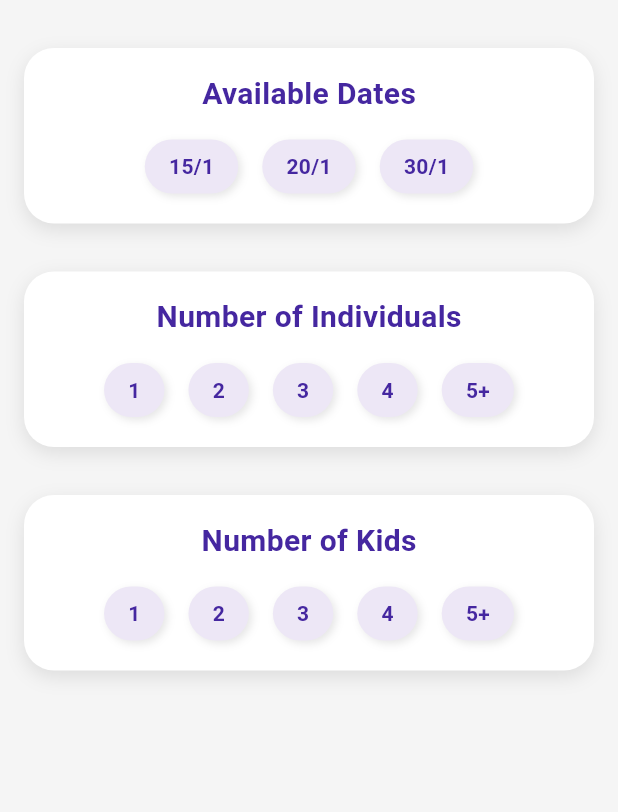
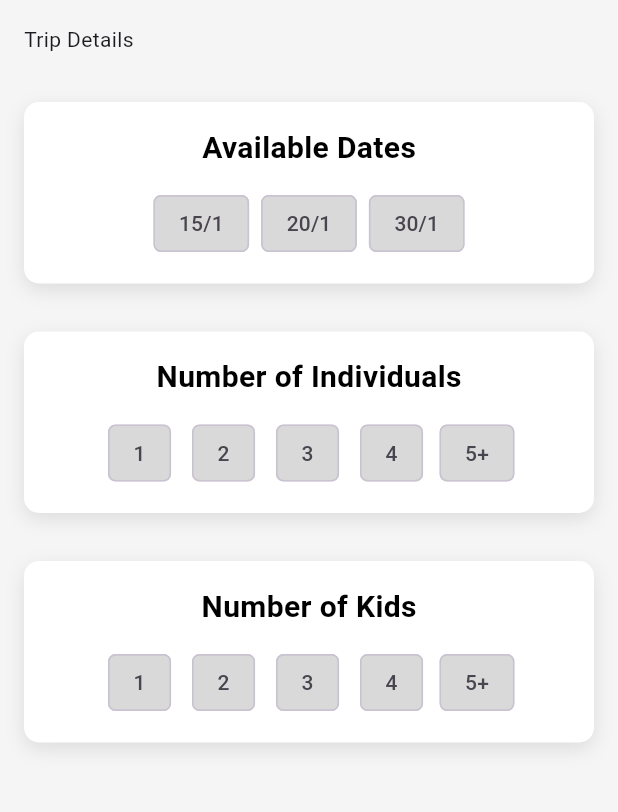
Before and after one commit to HamzaElshennawy/your_global_trip, a Flutter app: the TripDetailsPage screen opened directly, on a phone screen of 412 x 824 dp, the part 84-896 px from its top. Run offline on Flutter 3.47's test engine with Material 3 defaults, Android fonts, the light colour scheme and no system bars.

Commit message:
Fix design issues while in small screen. change the colors on the trip details page to match design on figma added the ability to select choice on the trip details page

```diff
--- a/lib/pages/trip_details_page.dart
+++ b/lib/pages/trip_details_page.dart
@@ -1,8 +1,17 @@
 import 'package:flutter/material.dart';
 import 'package:your_global_trip/tiles/custom_appbar.dart';
 
-class TripDetailsPage extends StatelessWidget {
+class TripDetailsPage extends StatefulWidget {
   const TripDetailsPage({super.key});
+
+  @override
+  _TripDetailsPageState createState() => _TripDetailsPageState();
+}
+
+class _TripDetailsPageState extends State<TripDetailsPage> {
+  String? _selectedDate;
+  String? _selectedIndividuals;
+  String? _selectedKids;
 
   @override
   Widget build(BuildContext context) {
@@ -12,40 +21,74 @@ class TripDetailsPage extends StatelessWidget {
       ),
       backgroundColor: Colors.grey[100],
       body: SingleChildScrollView(
-        padding: const EdgeInsets.only(left: 16.0, right: 16, bottom: 16),
+        padding: const EdgeInsets.symmetric(horizontal: 16.0, vertical: 16.0),
         child: Column(
           crossAxisAlignment: CrossAxisAlignment.start,
           children: [
-            AnimatedHeader(),
-            SizedBox(height: 24),
+            const AnimatedHeader(),
+            const SizedBox(height: 24),
             AnimatedSectionCard(
               title: 'Available Dates',
               delay: 200,
-              children: _buildChips(['15/1', '20/1', '30/1']),
+              children: _buildChoiceChips(
+                  ['15/1', '20/1', '30/1'], _selectedDate, (value) {
+                setState(() {
+                  _selectedDate = value;
+                });
+              }),
             ),
-            SizedBox(height: 16),
+            const SizedBox(height: 16),
             AnimatedSectionCard(
               title: 'Number of Individuals',
               delay: 400,
-              children: _buildChips(['1', '2', '3', '4', '5+']),
+              children: _buildChoiceChips(
+                  ['1', '2', '3', '4', '5+'], _selectedIndividuals, (value) {
+                setState(() {
+                  _selectedIndividuals = value;
+                });
+              }),
             ),
-            SizedBox(height: 16),
+            const SizedBox(height: 16),
             AnimatedSectionCard(
               title: 'Number of Kids',
               delay: 600,
-              children: _buildChips(['1', '2', '3', '4', '5+']),
+              children: _buildChoiceChips(
+                  ['1', '2', '3', '4', '5+'], _selectedKids, (value) {
+                setState(() {
+                  _selectedKids = value;
+                });
+              }),
             ),
-            SizedBox(height: 16),
+            const SizedBox(height: 16),
           ],
         ),
       ),
     );
   }
 
-  List<Widget> _buildChips(List<String> items) {
-    return items.map((item) {
-      return AnimatedChip(item: item);
-    }).toList();
+  List<Widget> _buildChoiceChips(
+      List<String> items, String? selectedValue, Function(String) onSelected) {
+    return [
+      Wrap(
+        spacing: 8.0,
+        children: items.map((item) {
+          return ChoiceChip(
+            selectedColor: Colors.orange,
+            backgroundColor: Color(0xFFD9D9D9),
+            elevation: 2,
+            shape:
+                RoundedRectangleBorder(borderRadius: BorderRadius.circular(5)),
+            label: Text(item),
+            selected: selectedValue == item,
+            onSelected: (bool selected) {
+              if (selected) {
+                onSelected(item);
+              }
+            },
+          );
+        }).toList(),
+      ),
+    ];
   }
 }
 
@@ -53,7 +96,6 @@ class AnimatedHeader extends StatefulWidget {
   const AnimatedHeader({super.key});
 
   @override
-  // ignore: library_private_types_in_public_api
   _AnimatedHeaderState createState() => _AnimatedHeaderState();
 }
 
@@ -67,12 +109,12 @@ class _AnimatedHeaderState extends State<AnimatedHeader>
   void initState() {
     super.initState();
     _controller = AnimationController(
-      duration: Duration(milliseconds: 1000),
+      duration: const Duration(milliseconds: 1000),
       vsync: this,
     );
 
     _slideAnimation = Tween<Offset>(
-      begin: Offset(0, 0.5),
+      begin: const Offset(0, 0.5),
       end: Offset.zero,
     ).animate(CurvedAnimation(
       parent: _controller,
@@ -102,9 +144,8 @@ class _AnimatedHeaderState extends State<AnimatedHeader>
       position: _slideAnimation,
       child: FadeTransition(
         opacity: _fadeAnimation,
-        child: Column(
-          crossAxisAlignment: CrossAxisAlignment.start,
-          children: [],
+        child: Text(
+          "Trip Details",
         ),
       ),
     );
@@ -120,7 +161,6 @@ class AnimatedSectionCard extends StatefulWidget {
       {super.key, required this.title, required this.children, this.delay = 0});
 
   @override
-  // ignore: library_private_types_in_public_api
   _AnimatedSectionCardState createState() => _AnimatedSectionCardState();
 }
 
@@ -134,12 +174,12 @@ class _AnimatedSectionCardState extends State<AnimatedSectionCard>
   void initState() {
     super.initState();
     _controller = AnimationController(
-      duration: Duration(milliseconds: 800),
+      duration: const Duration(milliseconds: 800),
       vsync: this,
     );
 
     _slideAnimation = Tween<Offset>(
-      begin: Offset(0, 0.5),
+      begin: const Offset(0, 0.5),
       end: Offset.zero,
     ).animate(CurvedAnimation(
       parent: _controller,
@@ -173,11 +213,11 @@ class _AnimatedSectionCardState extends State<AnimatedSectionCard>
         opacity: _fadeAnimation,
         child: Container(
           width: MediaQuery.of(context).size.width - 30,
-          margin: EdgeInsets.symmetric(vertical: 8),
+          margin: const EdgeInsets.symmetric(vertical: 8),
           decoration: BoxDecoration(
             color: Colors.white,
-            borderRadius: BorderRadius.circular(20),
-            boxShadow: [
+            borderRadius: BorderRadius.circular(10),
+            boxShadow: const [
               BoxShadow(
                 color: Color.fromRGBO(0, 0, 0, 0.1),
                 blurRadius: 10,
@@ -192,16 +232,14 @@ class _AnimatedSectionCardState extends State<AnimatedSectionCard>
               children: [
                 Text(
                   widget.title,
-                  style: TextStyle(
+                  style: const TextStyle(
                     fontSize: 20,
                     fontWeight: FontWeight.bold,
-                    color: Colors.deepPurple[800],
+                    color: Colors.black,
                   ),
                 ),
-                SizedBox(height: 12),
-                Wrap(
-                  spacing: 8.0,
-                  runSpacing: 8.0,
+                const SizedBox(height: 12),
+                Column(
                   children: widget.children,
                 ),
               ],
@@ -212,91 +250,3 @@ class _AnimatedSectionCardState extends State<AnimatedSectionCard>
     );
   }
 }
-
-class AnimatedChip extends StatefulWidget {
-  final String item;
-
-  const AnimatedChip({super.key, required this.item});
-
-  @override
-  // ignore: library_private_types_in_public_api
-  _AnimatedChipState createState() => _AnimatedChipState();
-}
-
-class _AnimatedChipState extends State<AnimatedChip>
-    with SingleTickerProviderStateMixin {
-  late AnimationController _controller;
-  late Animation<double> _scaleAnimation;
-  late Animation<double> _fadeAnimation;
-
-  @override
-  void initState() {
-    super.initState();
-    _controller = AnimationController(
-      duration: Duration(milliseconds: 600),
-      vsync: this,
-    );
-
-    _scaleAnimation = Tween<double>(
-      begin: 0.0,
-      end: 1.0,
-    ).animate(CurvedAnimation(
-      parent: _controller,
-      curve: Curves.elasticOut,
-    ));
-
-    _fadeAnimation = Tween<double>(
-      begin: 0.0,
-      end: 1.0,
-    ).animate(CurvedAnimation(
-      parent: _controller,
-      curve: Curves.easeInOut,
-    ));
-
-    Future.delayed(Duration(milliseconds: 400), () {
-      _controller.forward();
-    });
-  }
-
-  @override
-  void dispose() {
-    _controller.dispose();
-    super.dispose();
-  }
-
-  @override
-  Widget build(BuildContext context) {
-    return ScaleTransition(
-      scale: _scaleAnimation,
-      child: FadeTransition(
-        opacity: _fadeAnimation,
-        child: Container(
-          margin: EdgeInsets.all(4),
-          decoration: BoxDecoration(
-            color: Colors.deepPurple[50],
-            borderRadius: BorderRadius.circular(20),
-            boxShadow: [
-              BoxShadow(
-                color: Color.fromRGBO(0, 0, 0, 0.1),
-                blurRadius: 4,
-                offset: Offset(2, 2),
-              ),
-            ],
-          ),
-          child: Padding(
-            padding:
-                const EdgeInsets.symmetric(horizontal: 16.0, vertical: 8.0),
-            child: Text(
-              widget.item,
-              style: TextStyle(
-                fontSize: 14,
-                fontWeight: FontWeight.bold,
-                color: Colors.deepPurple[800],
-              ),
-            ),
-          ),
-        ),
-      ),
-    );
-  }
-}
--- a/lib/tiles/place_card.dart
+++ b/lib/tiles/place_card.dart
@@ -11,6 +11,7 @@ class PlaceCard extends StatefulWidget {
 class _PlaceCardState extends State<PlaceCard>
     with SingleTickerProviderStateMixin {
   bool isExpanded = false;
+  bool wishListed = false;
   late AnimationController _controller;
   late Animation<double> _animation;
 
@@ -36,6 +37,12 @@ class _PlaceCardState extends State<PlaceCard>
       } else {
         _controller.reverse();
       }
+    });
+  }
+
+  void addToWishList() {
+    setState(() {
+      wishListed = !wishListed;
     });
   }
 
@@ -91,7 +98,13 @@ class _PlaceCardState extends State<PlaceCard>
                         style: TextStyle(
                             fontSize: 22, fontWeight: FontWeight.w500),
                       ),
-                      Icon(Icons.bookmark_border),
+                      IconButton(
+                          onPressed: () {
+                            addToWishList();
+                          },
+                          icon: wishListed
+                              ? Icon(Icons.bookmark)
+                              : Icon(Icons.bookmark_border_outlined)),
                     ],
                   ),
                   SizedBox(height: 5),
@@ -236,7 +249,13 @@ class _PlaceCardState extends State<PlaceCard>
         children: [
           Icon(icon, size: 18),
           SizedBox(width: 5),
-          Text(text),
+          Expanded(
+            flex: 1,
+            child: Text(
+              text,
+              style: TextStyle(overflow: TextOverflow.ellipsis),
+            ),
+          ),
         ],
       ),
     );
--- a/pubspec.yaml
+++ b/pubspec.yaml
@@ -84,6 +84,7 @@ flutter:
     - assets/
     - assets/logo.png
     - assets/planelogo.png
+    - assets/splash.png
   #   - images/a_dot_ham.jpeg
 
   # An image asset can refer to one or more resolution-specific "variants", see
```
Also changed, not shown: assets/splash.png (added), 3 other files.
